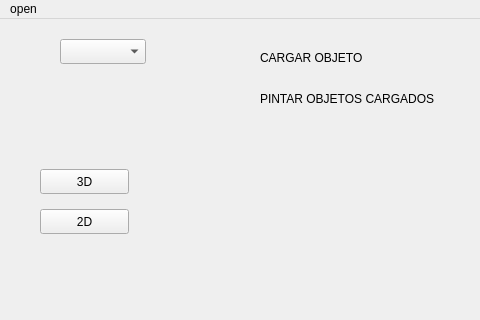
The window that source/hugo/mainwindow.ui (albertoam3/HUGO1.1) describes before a commit, drawn with Qt 5; both pictures show x 0 to 480 and y 0 to 320 of the 1072 by 706 pixel window.
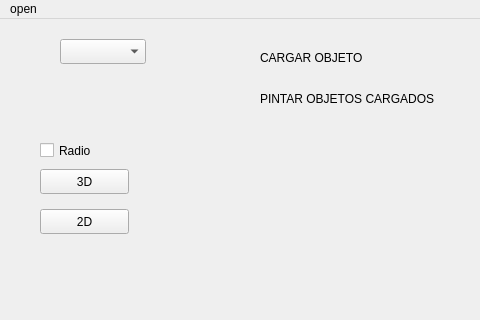
The same window after the commit. Custom widgets are drawn as their Qt base class.

Commit message: checkbox funcional + intento de pintar por radio

The edit to the form file:
```diff
--- a/source/hugo/mainwindow.ui
+++ b/source/hugo/mainwindow.ui
@@ -249,6 +249,19 @@
      <string>ELEMENTOS CARGADOS</string>
     </property>
    </widget>
+   <widget class="QCheckBox" name="radioBox">
+    <property name="geometry">
+     <rect>
+      <x>40</x>
+      <y>120</y>
+      <width>92</width>
+      <height>23</height>
+     </rect>
+    </property>
+    <property name="text">
+     <string>Radio</string>
+    </property>
+   </widget>
   </widget>
   <widget class="QMenuBar" name="menubar">
    <property name="geometry">
```
The commit also changes 18 other files.
